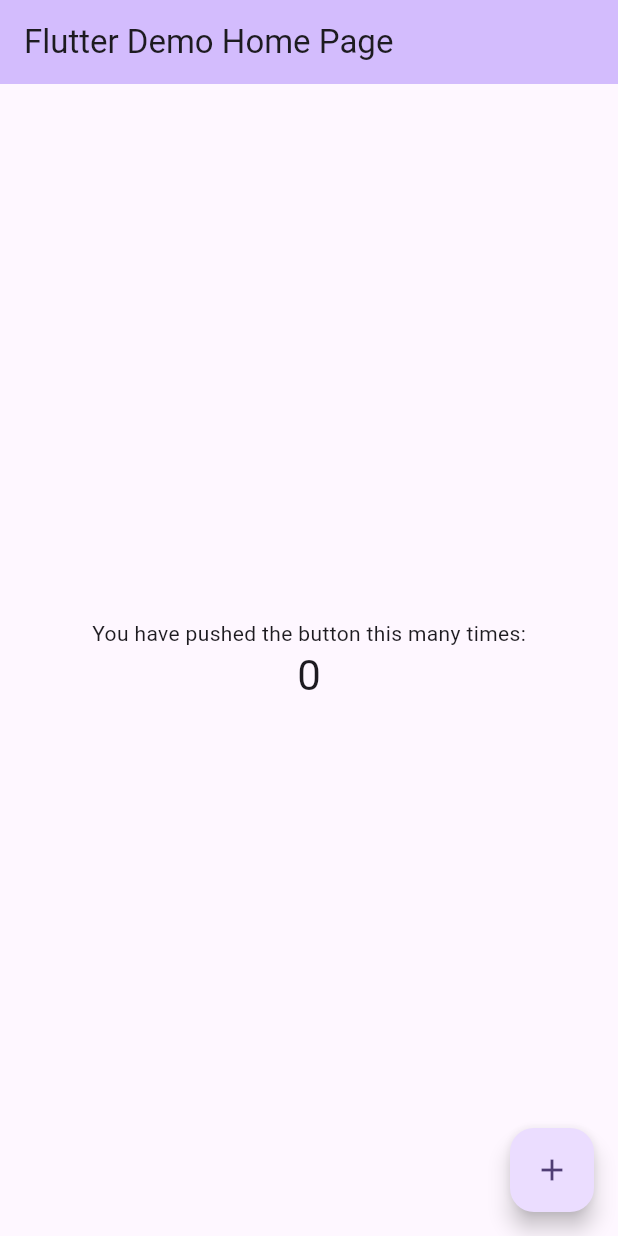
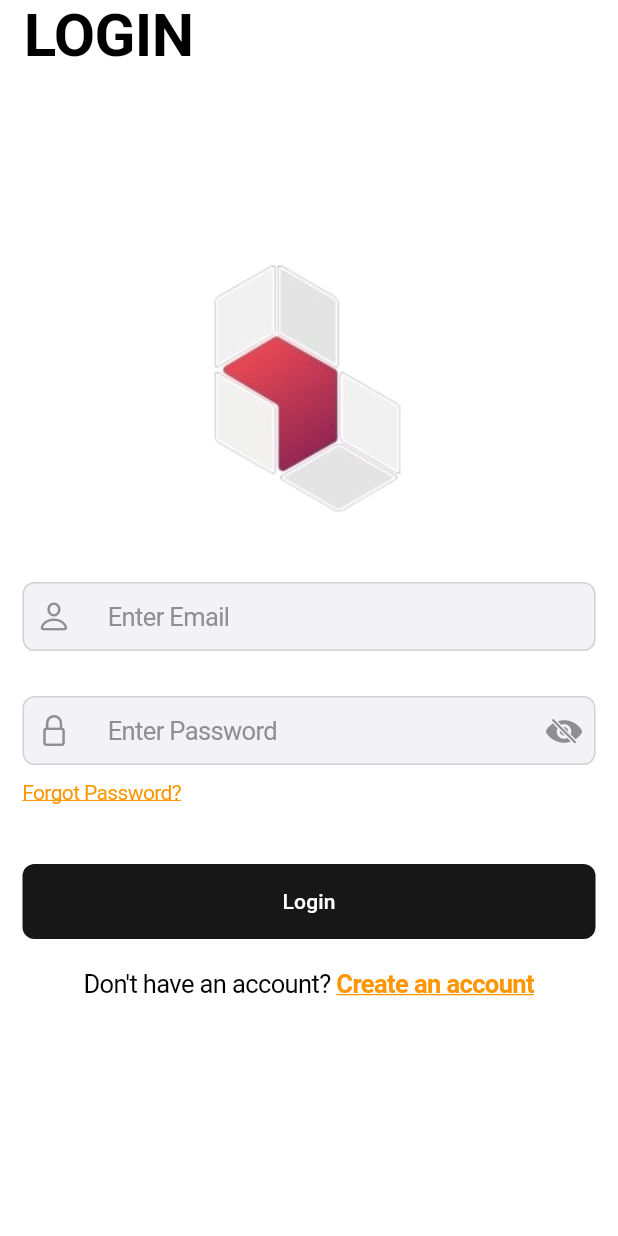
Before and after one commit to Jayakrishnan-manoj/Contineu-task, a Flutter app: the screen it shows after launch, on a phone screen of 412 x 824 dp. Run offline on Flutter 3.47's test engine with Material 3 defaults, Android fonts, the phone set to English and light mode, and no system bars; our stand-ins replace firebase_core; accounts and stored records are empty.

Commit message:
add: auth screens ui

```diff
--- a/lib/main.dart
+++ b/lib/main.dart
@@ -1,73 +1,26 @@
-import 'package:flutter/material.dart';
+import 'package:contineu/screens/home_screen.dart';
+import 'package:contineu/screens/login_screen.dart';
+import 'package:firebase_core/firebase_core.dart';
+import 'package:flutter/cupertino.dart';
 
 void main() {
   WidgetsFlutterBinding.ensureInitialized();
-
+  Firebase.initializeApp();
   runApp(const MyApp());
 }
 
 class MyApp extends StatelessWidget {
   const MyApp({super.key});
 
-  // This widget is the root of your application.
   @override
   Widget build(BuildContext context) {
-    return MaterialApp(
-      title: 'Flutter Demo',
-      theme: ThemeData(
-        colorScheme: ColorScheme.fromSeed(seedColor: Colors.deepPurple),
-        useMaterial3: true,
+    return CupertinoApp(
+      debugShowCheckedModeBanner: false,
+      title: "Cupertino",
+      theme: CupertinoThemeData(
+        brightness: Brightness.light
       ),
-      home: const MyHomePage(title: 'Flutter Demo Home Page'),
+      home: LoginScreen()
     );
   }
 }
-
-class MyHomePage extends StatefulWidget {
-  const MyHomePage({super.key, required this.title});
-  final String title;
-
-  @override
-  State<MyHomePage> createState() => _MyHomePageState();
-}
-
-class _MyHomePageState extends State<MyHomePage> {
-  int _counter = 0;
-
-  void _incrementCounter() {
-    setState(() {
-      _counter++;
-    });
-  }
-
-  @override
-  Widget build(BuildContext context) {
-    return Scaffold(
-      appBar: AppBar(
-
-        backgroundColor: Theme.of(context).colorScheme.inversePrimary,
-
-        title: Text(widget.title),
-      ),
-      body: Center(
-        child: Column(
-          mainAxisAlignment: MainAxisAlignment.center,
-          children: <Widget>[
-            const Text(
-              'You have pushed the button this many times:',
-            ),
-            Text(
-              '$_counter',
-              style: Theme.of(context).textTheme.headlineMedium,
-            ),
-          ],
-        ),
-      ),
-      floatingActionButton: FloatingActionButton(
-        onPressed: _incrementCounter,
-        tooltip: 'Increment',
-        child: const Icon(Icons.add),
-      ), // This trailing comma makes auto-formatting nicer for build methods.
-    );
-  }
-}
--- /dev/null
+++ b/lib/screens/login_screen.dart
@@ -0,0 +1,111 @@
+// ignore_for_file: prefer_const_literals_to_create_immutables, prefer_const_constructors
+
+import 'package:contineu/screens/create_account_screen.dart';
+import 'package:contineu/widgets/custom_textfield.dart';
+import 'package:flutter/cupertino.dart';
+import 'package:flutter/gestures.dart';
+import 'package:flutter/material.dart';
+
+class LoginScreen extends StatefulWidget {
+  const LoginScreen({super.key});
+
+  @override
+  State<LoginScreen> createState() => _LoginScreenState();
+}
+
+class _LoginScreenState extends State<LoginScreen> {
+  @override
+  Widget build(BuildContext context) {
+    return CupertinoPageScaffold(
+      navigationBar: CupertinoNavigationBar(
+        backgroundColor: Colors.transparent,
+        border: null,
+        leading: Text(
+          "LOGIN",
+          style: TextStyle(fontSize: 40, fontWeight: FontWeight.bold),
+        ),
+      ),
+      child: Padding(
+        padding: const EdgeInsets.symmetric(
+          horizontal: 15,
+        ),
+        child: Column(
+          mainAxisAlignment: MainAxisAlignment.center,
+          crossAxisAlignment: CrossAxisAlignment.start,
+          children: [
+            Center(child: Image.asset("assets/images/contineu_logo.png")),
+            SizedBox(
+              height: 30,
+            ),
+            CustomCupertinoTextField(
+              hintText: "Enter Email",
+            ),
+            SizedBox(
+              height: 30,
+            ),
+            CustomCupertinoTextField(
+              hintText: "Enter Password",
+              isPassword: true,
+            ),
+            SizedBox(height: 10,),
+            Text(
+              "Forgot Password?",
+              textAlign: TextAlign.start,
+              style: TextStyle(
+                fontSize: 14,
+                color: CupertinoColors.activeOrange,
+                decoration: TextDecoration.underline,
+              ),
+            ),
+            SizedBox(
+              height: 40,
+            ),
+            SizedBox(
+              width: MediaQuery.sizeOf(context).width,
+              height: 50,
+              child: FilledButton(
+                onPressed: () {},
+                style: ButtonStyle(
+                  backgroundColor: WidgetStatePropertyAll(
+                      CupertinoColors.darkBackgroundGray),
+                  shape: WidgetStatePropertyAll(
+                    RoundedRectangleBorder(
+                      borderRadius: BorderRadius.all(
+                        Radius.circular(8),
+                      ),
+                    ),
+                  ),
+                ),
+                child: Text("Login"),
+              ),
+            ),
+            SizedBox(
+              height: 20,
+            ),
+            Center(
+              child: Text.rich(TextSpan(
+                  text: 'Don\'t have an account? ',
+                  children: <InlineSpan>[
+                    TextSpan(
+                      recognizer: TapGestureRecognizer()
+                        ..onTap = () {
+                          Navigator.of(context).pushReplacement(
+                            CupertinoPageRoute(
+                              builder: (context) => CreateAccountScreen(),
+                            ),
+                          );
+                        },
+                      text: 'Create an account',
+                      style: TextStyle(
+                          color: CupertinoColors.activeOrange,
+                          fontWeight: FontWeight.bold,
+                          decoration: TextDecoration.underline),
+                    )
+                  ])),
+            ),
+          ],
+        ),
+      ),
+    );
+  }
+}
--- /dev/null
+++ b/lib/widgets/custom_textfield.dart
@@ -0,0 +1,93 @@
+import 'package:flutter/cupertino.dart';
+import 'package:flutter/material.dart';
+
+class CustomCupertinoTextField extends StatefulWidget {
+  final String hintText;
+  final bool isPassword;
+  final TextInputType keyboardType;
+  final TextEditingController? controller;
+
+  const CustomCupertinoTextField({
+    super.key,
+    this.hintText = "Enter text",
+    this.isPassword = false,
+    this.keyboardType = TextInputType.text,
+    this.controller,
+  });
+
+  @override
+  State<CustomCupertinoTextField> createState() =>
+      _CustomCupertinoTextFieldState();
+}
+
+class _CustomCupertinoTextFieldState extends State<CustomCupertinoTextField> {
+  late TextEditingController _controller;
+  late bool _isObscured;
+  FocusNode _focusNode = FocusNode();
+
+  @override
+  void initState() {
+    super.initState();
+    _controller = widget.controller ?? TextEditingController();
+    _isObscured = widget.isPassword;
+  }
+
+  @override
+  void dispose() {
+    _controller.dispose();
+    _focusNode.dispose();
+    super.dispose();
+  }
+
+  @override
+  Widget build(BuildContext context) {
+    return CupertinoTextField(
+      controller: _controller,
+      focusNode: _focusNode,
+      obscureText: _isObscured,
+      keyboardType: widget.keyboardType,
+      padding: const EdgeInsets.symmetric(horizontal: 16, vertical: 12),
+      placeholder: widget.hintText,
+      placeholderStyle: TextStyle(color: CupertinoColors.systemGrey),
+      clearButtonMode: OverlayVisibilityMode.editing,
+      suffix: widget.isPassword
+          ? GestureDetector(
+              onTap: () {
+                setState(() {
+                  _isObscured = !_isObscured;
+                });
+              },
+              child: Padding(
+                padding: const EdgeInsets.symmetric(horizontal: 8),
+                child: Icon(
+                  _isObscured
+                      ? CupertinoIcons.eye_slash_fill
+                      : CupertinoIcons.eye_fill,
+                  color: CupertinoColors.systemGrey,
+                ),
+              ),
+            )
+          : null,
+      prefix: Padding(
+        padding: EdgeInsets.symmetric(horizontal: 8),
+        child: widget.isPassword
+            ? Icon(
+                CupertinoIcons.lock,
+                color: CupertinoColors.systemGrey,
+              )
+            : Icon(CupertinoIcons.person, color: CupertinoColors.systemGrey),
+      ),
+      decoration: BoxDecoration(
+        color: CupertinoColors.systemGrey6,
+        borderRadius: BorderRadius.circular(8),
+        border: Border.all(color: CupertinoColors.systemGrey4),
+      ),
+      maxLines: 1,
+      maxLength: 20,
+      onChanged: (value) {
+        setState(
+            () {}); // Updates the UI when text changes (e.g., character count)
+      },
+    );
+  }
+}
--- a/pubspec.yaml
+++ b/pubspec.yaml
@@ -56,8 +56,8 @@ flutter:
   # the material Icons class.
   uses-material-design: true
   # To add assets to your application, add an assets section, like this:
-  # assets:
-  #   - images/a_dot_burr.jpeg
+  assets:
+    - assets/images/
   #   - images/a_dot_ham.jpeg
   # An image asset can refer to one or more resolution-specific "variants", see
   # https://flutter.dev/assets-and-images/#resolution-aware
```
Also changed, not shown: lib/screens/create_account_screen.dart (added, +94 -0 lines), lib/screens/home_screen.dart (added, +16 -0 lines), assets/images/contineu_ai_logo.jpg (added), assets/images/contineu_logo.png (added), lib/constants/colors.dart (added).
